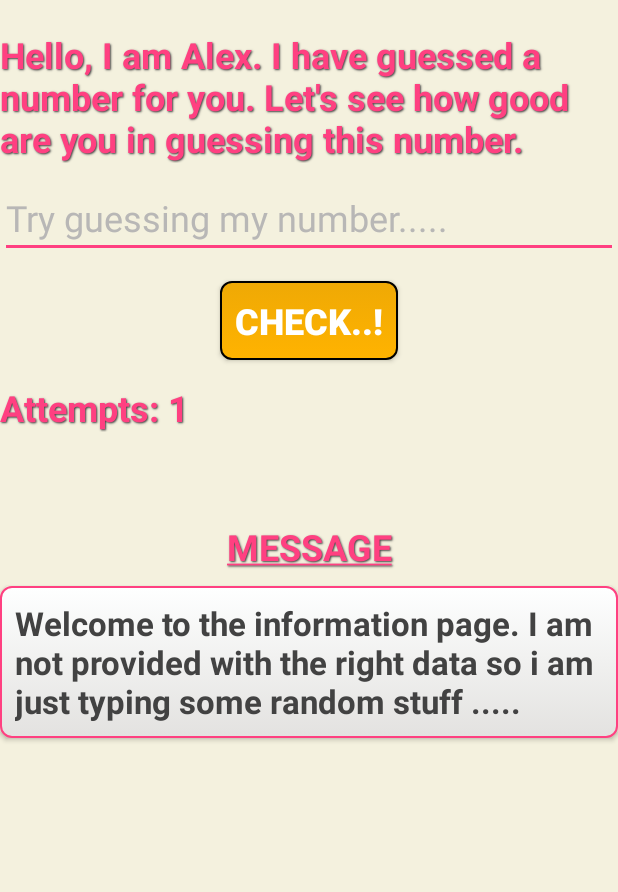
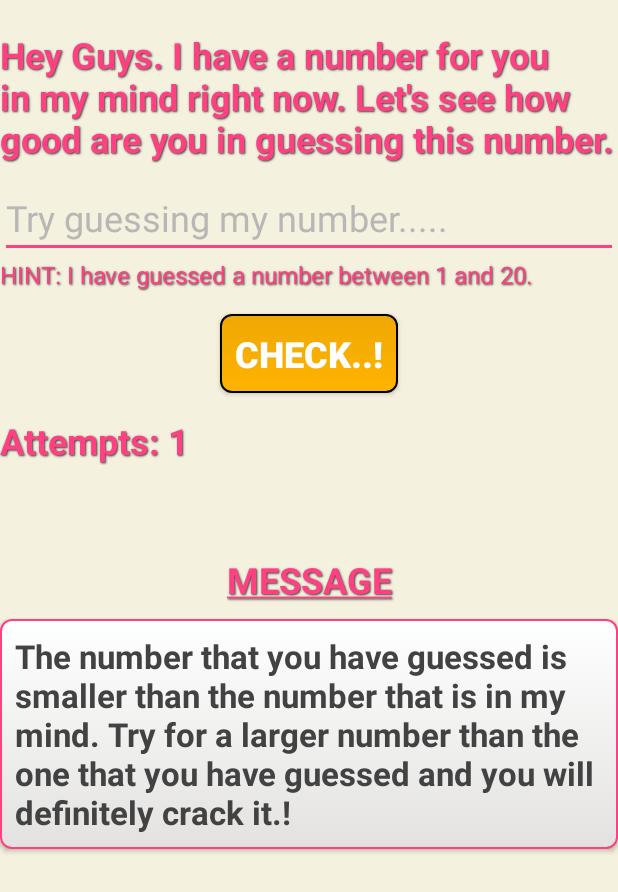
Before and after one commit to JuzerTaher/TheGuessGame, an Android app: the Start screen opened directly, with no data from a screen before it, after a tap on "CHECK..!", on a phone screen of 412 x 824 dp. Shown: the top 892 px of the screen. Run offline under Robolectric (Android 15) with nearby library versions, the phone set to English and light mode, and no system bars; 1 statement that could not run was skipped.

Commit message:
The entire app works fine with basic concept of it running as expected.

```diff
--- a/app/src/main/java/com/example/juzer/dashboard/Start.java
+++ b/app/src/main/java/com/example/juzer/dashboard/Start.java
@@ -7,33 +7,76 @@ import android.view.View;
 import android.widget.Button;
 import android.widget.EditText;
 import android.widget.TextView;
+import android.widget.Toast;
+
+import java.security.SecureRandom;
 
 public class Start extends AppCompatActivity implements View.OnClickListener {
 
     EditText edtGuess;
     Button btnCheck;
-    TextView txtMsg;
-    TextView txtAttempt;
-    int counter=0;
+    TextView txtHint,txtMsg,txtInfo,txtAttempt;
+    int randomNo,counter=0;
+    int userNo,guessLimit;
+
+    public void numberAndHint(){
+        guessLimit=20;
+        SecureRandom sc=new SecureRandom();
+        txtHint.setText("HINT: I have guessed a number between 1 and 20.");
+        randomNo=1+sc.nextInt(guessLimit);
+
+    }
 
     @Override
     protected void onCreate(Bundle savedInstanceState) {
         super.onCreate(savedInstanceState);
         setContentView(R.layout.activity_start);
 
-        edtGuess=(EditText) findViewById(R.id.edtGuess);
+
         btnCheck=(Button) findViewById(R.id.btnCheck);
         txtMsg=(TextView) findViewById(R.id.txtMsg);
         txtAttempt=(TextView) findViewById(R.id.txtAttempt);
+        txtHint=(TextView) findViewById(R.id.txtHint);
+        txtInfo=(TextView) findViewById(R.id.txtInfo);
 
         txtMsg.setPaintFlags(txtMsg.getPaintFlags()| Paint.UNDERLINE_TEXT_FLAG);
         btnCheck.setOnClickListener(Start.this);
+
+        numberAndHint();
     }
 
     @Override
     public void onClick(View view) {
-        counter=counter+1;
-        txtAttempt.setText("Attempts: "+counter);
+
+        theGame();
+        if(counter<guessLimit) {
+
+            counter = counter + 1;
+            txtAttempt.setText("Attempts: " + counter);
+        }
+        else
+            txtInfo.setText("Sorry, you have crossed the maximum limit of guessing.! The number in my mind was "+randomNo+ ". Better luck next time.!");
+
+
+    }
+
+        public void theGame(){
+
+        edtGuess=(EditText) findViewById(R.id.edtGuess);
+        userNo=Integer.parseInt(edtGuess.getText().toString());
+        if(userNo<0||userNo>20){
+            counter = counter + 1;
+            txtInfo.setText("You are guessing values which are not in the given range. This will increase your no. of attempts two times more than actual increament.");
+        }
+        else if(userNo==randomNo)
+            txtInfo.setText("Congratualations.! You have managed to guess the number that i had in my mind in " +(counter+1)+ " attempts." +
+                    "You are all set to appear for objective exams. All the best.! :)");
+        else if(userNo>randomNo)
+            txtInfo.setText("The number that you have guessed is larger than the number that is in my mind. Try for a smaller number" +
+                    " than the one that you have guessed and you will definitely crack it.!");
+        else if(userNo<randomNo)
+            txtInfo.setText("The number that you have guessed is smaller than the number that is in my mind. Try for a larger number" +
+                    " than the one that you have guessed and you will definitely crack it.!");
 
         }
 }
--- a/app/src/main/res/layout/activity_start.xml
+++ b/app/src/main/res/layout/activity_start.xml
@@ -19,7 +19,7 @@
         <TextView
             android:layout_width="match_parent"
             android:layout_height="wrap_content"
-            android:text="Hello, I am Alex. I have guessed a number for you. Let's see how good are you in guessing this number."
+            android:text="Hey Guys. I have a number for you in my mind right now. Let's see how good are you in guessing this number."
             android:textColor="@color/colorAccent"
             android:textSize="24dp"
             android:textStyle="bold"
@@ -44,6 +44,18 @@
             android:textColorHighlight="@color/colorPrimary"
             android:textColorHint="#FFB8B7B6"
             android:textStyle="normal" />
+
+        <TextView
+            android:id="@+id/txtHint"
+            android:layout_width="match_parent"
+            android:layout_height="wrap_content"
+            android:shadowColor="@color/cardview_dark_background"
+            android:shadowRadius="1"
+            android:shadowDx="1"
+            android:shadowDy="1"
+            android:text="HINT: I have guessed a number between 1 and 20."
+            android:textColor="@color/colorAccent"
+            android:textSize="16dp"/>
 
         <android.support.v4.widget.Space
             android:layout_width="match_parent"
@@ -105,9 +117,9 @@
             android:layout_height="10dp" />
 
         <TextView
-            android:layout_width="wrap_content"
+            android:id="@+id/txtInfo"
+            android:layout_width="match_parent"
             android:layout_height="wrap_content"
-            android:text="Welcome to the information page. I am not provided with the right data so i am just typing some random stuff ....."
             android:textColor="@color/cardview_dark_background"
             android:textSize="22dp"
             android:textStyle="bold"
```
